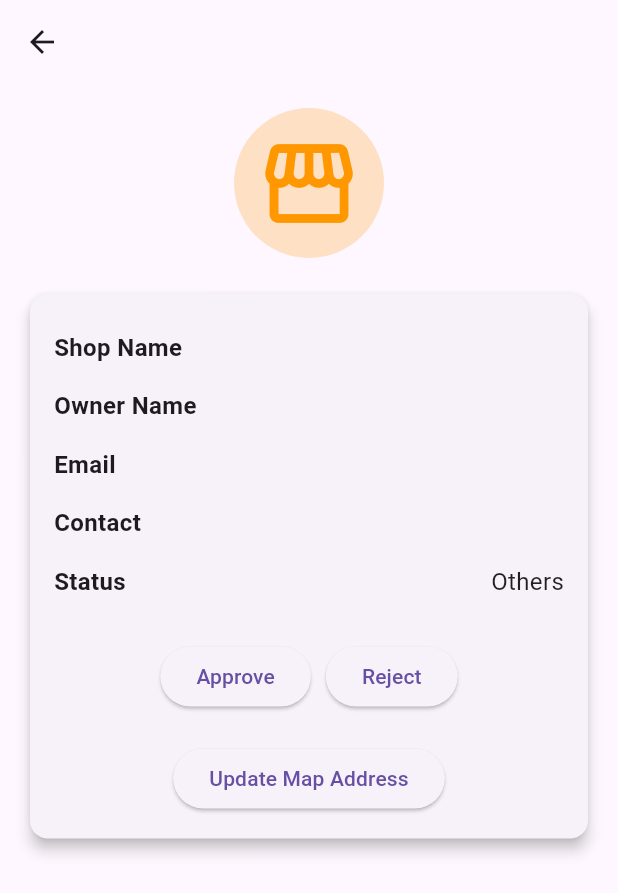
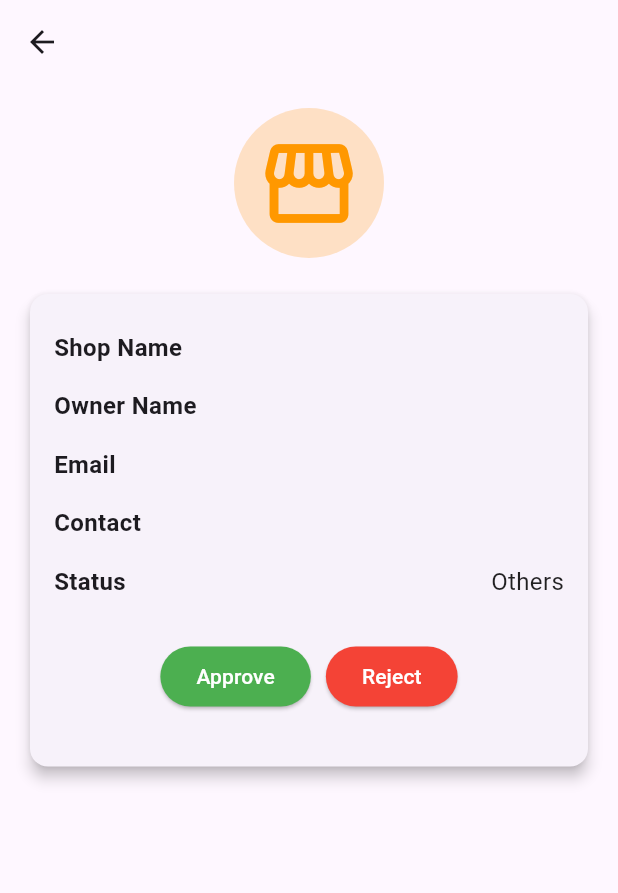
Before and after one commit to MrManavRamani-Flutter/find-shop, a Flutter app: the ShopOwnerDetailScreen screen opened directly with empty values, on a phone screen of 412 x 824 dp. Shown: the top 893 px of the screen. Run offline on Flutter 3.47's test engine with Material 3 defaults, Android fonts, the phone set to English and light mode, and no system bars; our stand-ins replace file_picker, flutter_rating_bar, shared_preferences, sqflite; missing offline and left inert: excel; accounts and stored records are empty.

Commit message:
18/02/2025 04:12 PM Admin Side: change design .....

```diff
--- a/lib/screens/admin/shop_owner/shop_owner_detail_screen.dart
+++ b/lib/screens/admin/shop_owner/shop_owner_detail_screen.dart
@@ -57,34 +57,51 @@ class ShopOwnerDetailScreen extends StatelessWidget {
                     Row(
                       mainAxisAlignment: MainAxisAlignment.center,
                       children: [
-                        ElevatedButton(
+                        (owner.status != 1)
+                            ? ElevatedButton(
+                                style: const ButtonStyle(
+                                    backgroundColor:
+                                        WidgetStatePropertyAll(Colors.green)),
                                 onPressed: () {
                                   _updateUserStatus(
                                       context, userProvider, 1); // Approved
                                 },
-                          child: const Text("Approve"),
+                                child: const Text(
+                                  "Approve",
+                                  style: TextStyle(color: Colors.white),
                                 ),
+                              )
+                            : const SizedBox(),
                         const SizedBox(width: 10),
-                        ElevatedButton(
+                        (owner.status != 2)
+                            ? ElevatedButton(
+                                style: const ButtonStyle(
+                                  backgroundColor:
+                                      WidgetStatePropertyAll(Colors.red),
+                                ),
                                 onPressed: () {
                                   _updateUserStatus(
                                       context, userProvider, 2); // Rejected
                                 },
-                          child: const Text("Reject"),
+                                child: const Text(
+                                  "Reject",
+                                  style: TextStyle(color: Colors.white),
                                 ),
+                              )
+                            : const SizedBox(),
                       ],
                     ),
                     const SizedBox(height: 20),
 
                     // Update Map Address Option (if needed)
-                    Center(
-                      child: ElevatedButton(
-                        onPressed: () {
-                          // You can implement update map address functionality here if needed
-                        },
-                        child: const Text("Update Map Address"),
-                      ),
-                    ),
+                    // Center(
+                    //   child: ElevatedButton(
+                    //     onPressed: () {
+                    //       // You can implement update map address functionality here if needed
+                    //     },
+                    //     child: const Text("Update Map Address"),
+                    //   ),
+                    // ),
                   ],
                 ),
               ),
--- a/lib/screens/admin/shop_owner/shop_owner_list_screen.dart
+++ b/lib/screens/admin/shop_owner/shop_owner_list_screen.dart
@@ -112,7 +112,7 @@ class ShopOwnerCard extends StatelessWidget {
           style: const TextStyle(color: Colors.black54, fontSize: 14),
         ),
         onTap: () {
-          if (owner.status == 3) {
+          if (owner.status != 0) {
             // Navigate only for pending users
             Navigator.push(
               context,
```
Lines whose indentation alone changed are shown as unchanged.
